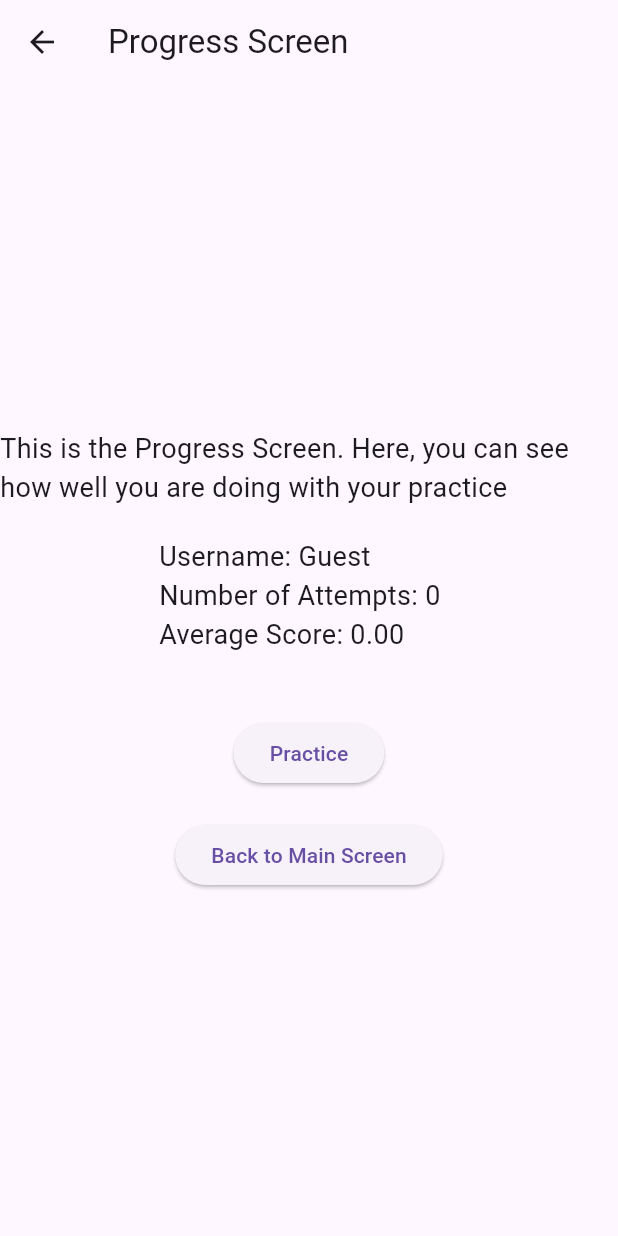
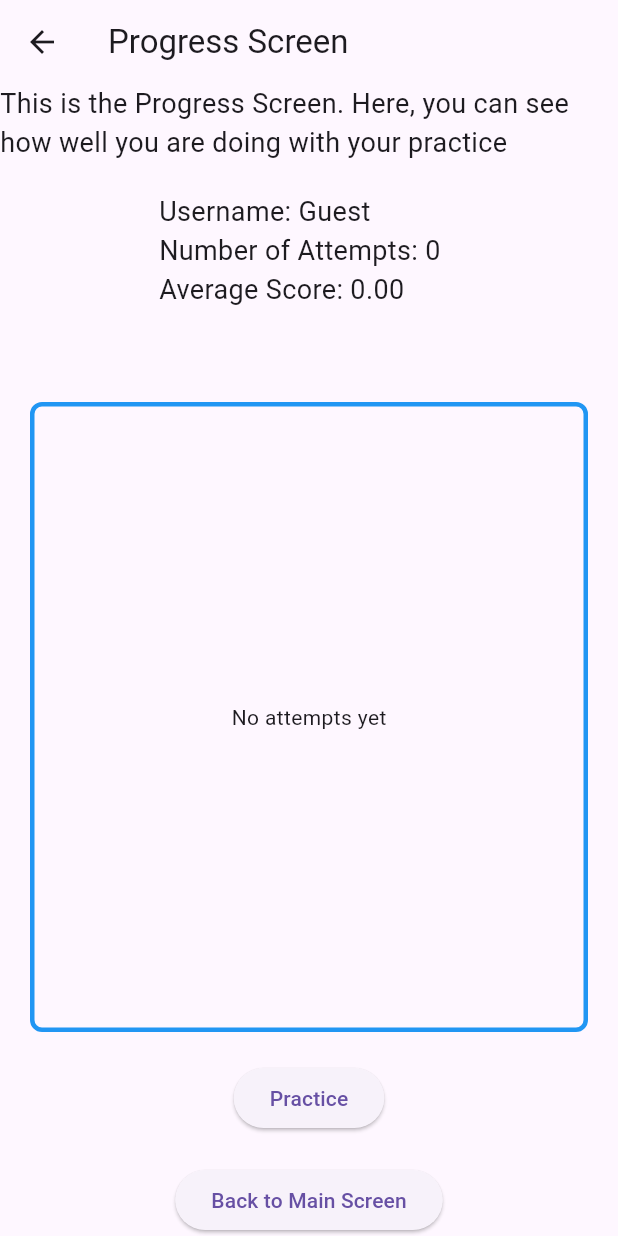
Before and after one commit to ZhongTheKong/read_right_project, a Flutter app: the ProgressScreen screen opened directly, on a phone screen of 412 x 824 dp. Run offline on Flutter 3.47's test engine with Material 3 defaults, Android fonts, the phone set to English and light mode, and no system bars; our stand-ins replace just_audio, shared_preferences, speech_to_text; missing offline and left inert: audio_session, record; accounts and stored records are empty.

Commit message:
Added recordings list to progress screen

```diff
--- a/lib/screens/progress_screen.dart
+++ b/lib/screens/progress_screen.dart
@@ -1,9 +1,18 @@
+import 'dart:io';
+
 import 'package:flutter/material.dart';
 import 'package:provider/provider.dart';
 import '../providers/recording_provider.dart';
 
-class ProgressScreen extends StatelessWidget {
+class ProgressScreen extends StatefulWidget {
   const ProgressScreen({super.key});
+
+  @override
+  State<ProgressScreen> createState() => _ProgressScreenState();
+}
+
+class _ProgressScreenState extends State<ProgressScreen> {
+
   @override
   Widget build(BuildContext context) {
     return Consumer<RecordingProvider>(
@@ -44,6 +53,78 @@ class ProgressScreen extends StatelessWidget {
                 ),
                 const SizedBox(height: 20),
 
+                Expanded(
+                child: Container(
+                  margin: EdgeInsets.all(20),
+                  padding: EdgeInsets.all(5),
+                  decoration: BoxDecoration(
+                    border: Border.all(color: Colors.blue, width: 3),
+                    borderRadius: BorderRadius.circular(8),
+                  ),
+                  child: Consumer<RecordingProvider>(
+                    builder: (BuildContext context, RecordingProvider recorder, Widget? child) => recorder.attempts.isEmpty
+                      ? const Center(
+                          child: Text('No attempts yet')
+                      )
+                      : ClipRRect(
+                        borderRadius: BorderRadiusGeometry.circular(8),
+                        child: ListView.separated(
+                            itemCount: recorder.attempts.length,
+                            separatorBuilder: (_, __) => const SizedBox(height: 8),
+                            itemBuilder: (context, i) {
+
+                              final iterAttempt = recorder.attempts[i];
+                              final exists = File(iterAttempt.filePath).existsSync();
+
+                              return Material(
+                                color: Colors.transparent,
+                                child: ListTile(
+                                  shape: RoundedRectangleBorder(
+                                    borderRadius: BorderRadius.circular(12),
+                                    side: const BorderSide(width: 1),
+                                  ),
+                                  title: Text(iterAttempt.word),
+
+                                  subtitle: Text(
+                                      'Attempt ${recorder.attempts.length - i}\nDate: ${iterAttempt.createdAt.toLocal()}\nDuration: ~${(iterAttempt.durationMs / 1000).toStringAsFixed(1)}s'),
+
+                                  trailing: Row(
+                                    mainAxisSize: MainAxisSize.min,
+                                    children: [
+                                      IconButton(
+                                        tooltip: 'Play',
+                                        onPressed: (!exists || recorder.isPlaying)
+                                            ? null
+                                            : () => recorder.play(iterAttempt.filePath),
+                                        icon: const Icon(Icons.play_arrow),
+                                      ),
+
+                                      IconButton(
+                                        tooltip: 'Stop',
+
+                                        // TODO: CREATE A BETTER PLAY ATTEMPT BUTTON CALLBACK
+                                        onPressed: recorder.isPlaying
+                                            ? () => recorder.player.stop().then(
+                                                (_) => setState(() => recorder.isPlaying = false))
+                                            : null,
+
+                                        icon: const Icon(Icons.stop),
+                                      ),
+
+                                      IconButton(onPressed: (){}, icon: Icon(Icons.feedback))
+                                    ]
+                                  ),
+                                ),
+                              );
+
+
+                            },
+                          ),
+                      ),
+                  ),
+                ),
+              ),
+
                 ElevatedButton(
                   onPressed: () {
                     Navigator.pushNamed(context, '/practice');
```
